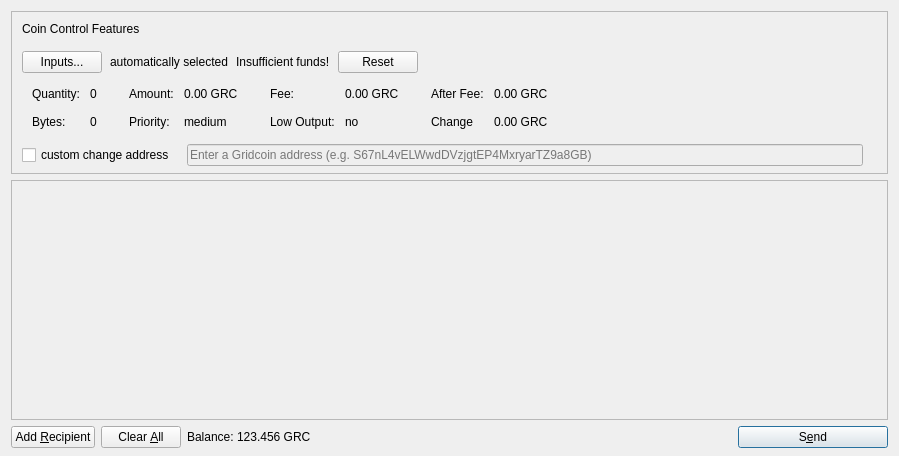
This is src/qt/forms/sendcoinsdialog.ui in gridcoin-community/Gridcoin-Research as Qt 5 draws it before an edit. The edited form follows.
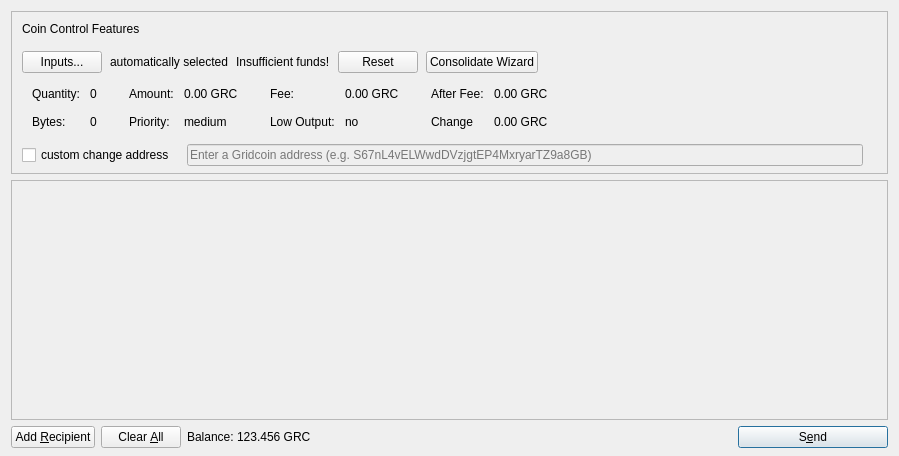
This is the edited form. Icons and pictures are not drawn.

Commit message: Implement consolidateunspent wizard

Patch:
```diff
--- a/src/qt/forms/sendcoinsdialog.ui
+++ b/src/qt/forms/sendcoinsdialog.ui
@@ -85,7 +85,7 @@
          </layout>
         </item>
         <item>
-         <layout class="QHBoxLayout" name="horizontalLayoutCoinControl2" stretch="0,0,0,0,0">
+         <layout class="QHBoxLayout" name="horizontalLayoutCoinControl2" stretch="0,0,0,0,0,0">
           <property name="spacing">
            <number>8</number>
           </property>
@@ -129,6 +129,13 @@
             </property>
            </widget>
           </item>
+          <item>
+           <widget class="QPushButton" name="coinControlConsolidateWizardPushButton">
+            <property name="text">
+             <string>Consolidate Wizard</string>
+            </property>
+           </widget>
+          </item>
           <item>
            <spacer name="coinControlHorizontalSpacer">
             <property name="orientation">
```
The commit also changes 18 other files.
